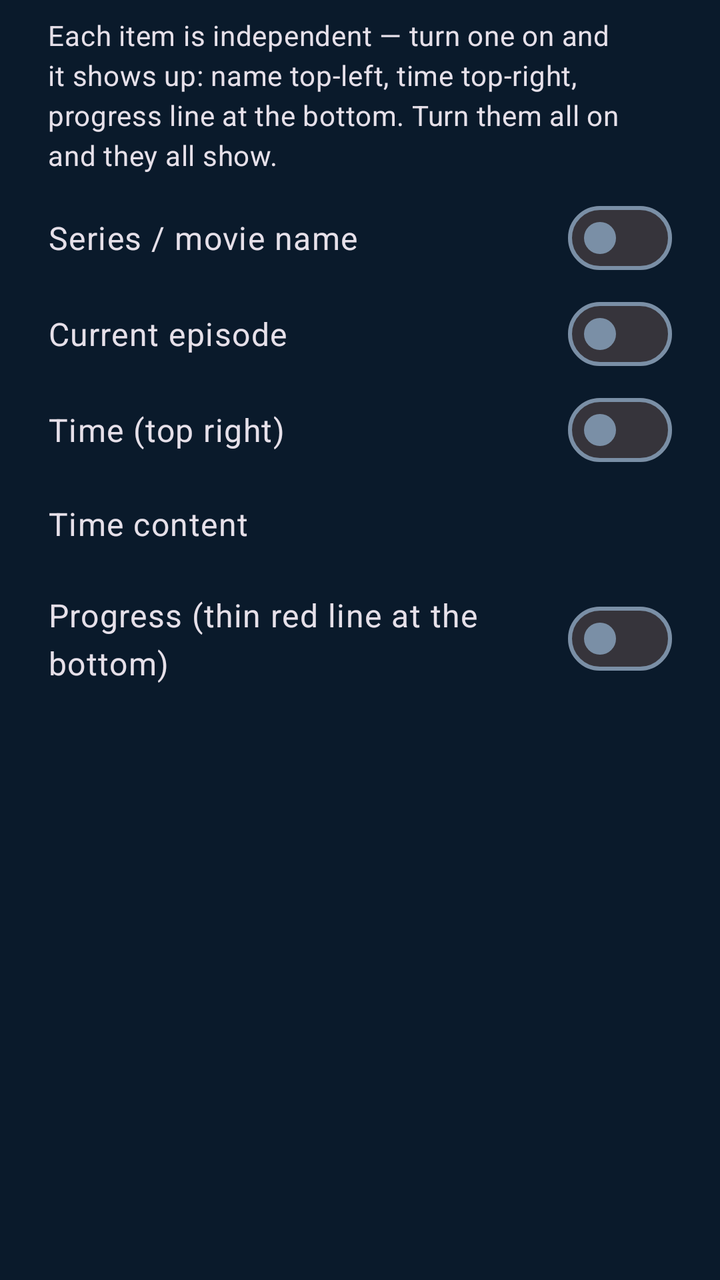
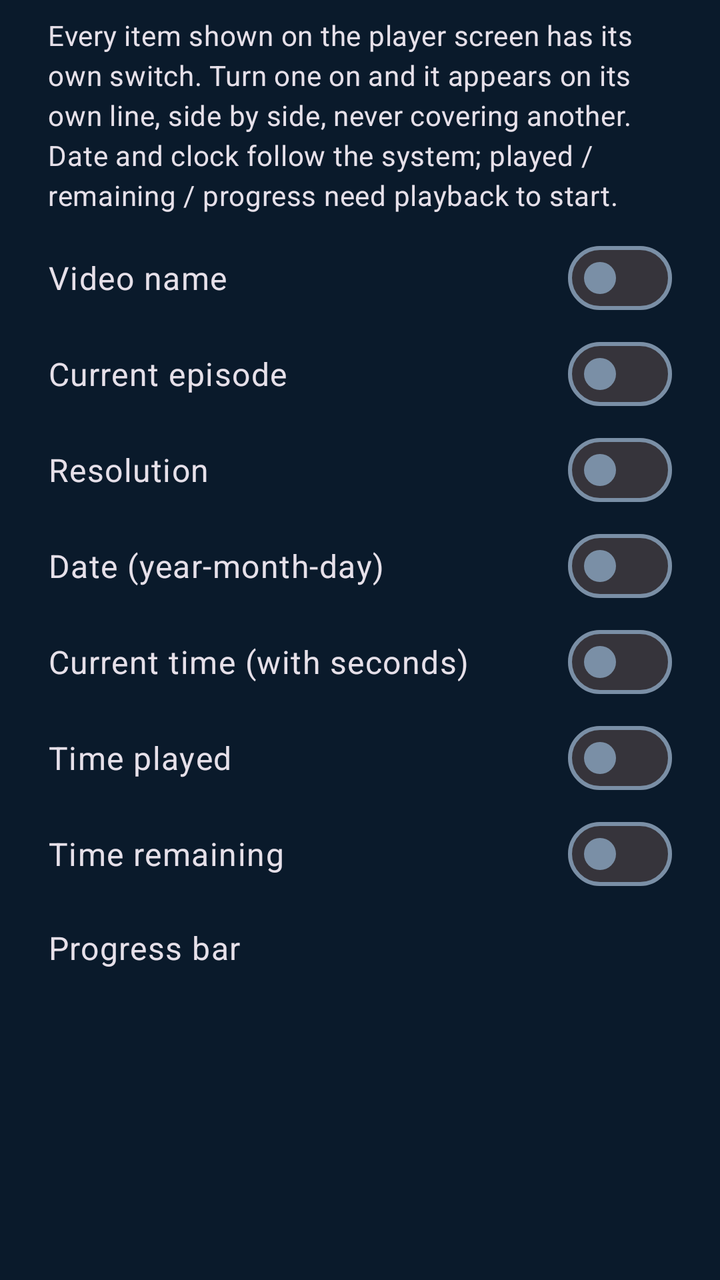

Before-and-after screenshots of an Android layout around one commit, followed by the original layout XML and the change that was made.
<!-- AndroidManifest.xml: application theme Theme.App -->
<!-- res/layout/dialog_screen_display.xml -->
<?xml version="1.0" encoding="utf-8"?>
<androidx.appcompat.widget.LinearLayoutCompat xmlns:android="http://schemas.android.com/apk/res/android"
    android:layout_width="match_parent"
    android:layout_height="wrap_content"
    android:orientation="vertical"
    android:paddingStart="24dp"
    android:paddingTop="8dp"
    android:paddingEnd="24dp"
    android:paddingBottom="8dp">

    <com.google.android.material.textview.MaterialTextView
        android:layout_width="match_parent"
        android:layout_height="wrap_content"
        android:paddingBottom="8dp"
        android:text="@string/screen_display_tip"
        android:textAppearance="?attr/textAppearanceBodyMedium" />

    <androidx.appcompat.widget.LinearLayoutCompat
        android:id="@+id/titleRow"
        android:layout_width="match_parent"
        android:layout_height="wrap_content"
        android:background="?attr/selectableItemBackground"
        android:gravity="center_vertical"
        android:orientation="horizontal">

        <com.google.android.material.textview.MaterialTextView
            android:layout_width="0dp"
            android:layout_height="wrap_content"
            android:layout_weight="1"
            android:paddingTop="12dp"
            android:paddingBottom="12dp"
            android:text="@string/screen_show_title"
            android:textAppearance="?attr/textAppearanceBodyLarge" />

        <com.google.android.material.materialswitch.MaterialSwitch
            android:id="@+id/titleSwitch"
            android:layout_width="wrap_content"
            android:layout_height="wrap_content"
            android:clickable="false" />

    </androidx.appcompat.widget.LinearLayoutCompat>

    <androidx.appcompat.widget.LinearLayoutCompat
        android:id="@+id/episodeRow"
        android:layout_width="match_parent"
        android:layout_height="wrap_content"
        android:background="?attr/selectableItemBackground"
        android:gravity="center_vertical"
        android:orientation="horizontal">

        <com.google.android.material.textview.MaterialTextView
            android:layout_width="0dp"
            android:layout_height="wrap_content"
            android:layout_weight="1"
            android:paddingTop="12dp"
            android:paddingBottom="12dp"
            android:text="@string/screen_show_episode"
            android:textAppearance="?attr/textAppearanceBodyLarge" />

        <com.google.android.material.materialswitch.MaterialSwitch
            android:id="@+id/episodeSwitch"
            android:layout_width="wrap_content"
            android:layout_height="wrap_content"
            android:clickable="false" />

    </androidx.appcompat.widget.LinearLayoutCompat>

    <androidx.appcompat.widget.LinearLayoutCompat
        android:id="@+id/clockRow"
        android:layout_width="match_parent"
        android:layout_height="wrap_content"
        android:background="?attr/selectableItemBackground"
        android:gravity="center_vertical"
        android:orientation="horizontal">

        <com.google.android.material.textview.MaterialTextView
            android:layout_width="0dp"
            android:layout_height="wrap_content"
            android:layout_weight="1"
            android:paddingTop="12dp"
            android:paddingBottom="12dp"
            android:text="@string/screen_show_clock"
            android:textAppearance="?attr/textAppearanceBodyLarge" />

        <com.google.android.material.materialswitch.MaterialSwitch
            android:id="@+id/clockSwitch"
            android:layout_width="wrap_content"
            android:layout_height="wrap_content"
            android:clickable="false" />

    </androidx.appcompat.widget.LinearLayoutCompat>

    <androidx.appcompat.widget.LinearLayoutCompat
        android:id="@+id/clockModeRow"
        android:layout_width="match_parent"
        android:layout_height="wrap_content"
        android:background="?attr/selectableItemBackground"
        android:gravity="center_vertical"
        android:orientation="horizontal">

        <com.google.android.material.textview.MaterialTextView
            android:layout_width="0dp"
            android:layout_height="wrap_content"
            android:layout_weight="1"
            android:paddingTop="12dp"
            android:paddingBottom="12dp"
            android:text="@string/screen_time_content"
            android:textAppearance="?attr/textAppearanceBodyLarge" />

        <com.google.android.material.textview.MaterialTextView
            android:id="@+id/clockText"
            android:layout_width="wrap_content"
            android:layout_height="wrap_content"
            android:textAppearance="?attr/textAppearanceBodyMedium" />

    </androidx.appcompat.widget.LinearLayoutCompat>

    <androidx.appcompat.widget.LinearLayoutCompat
        android:id="@+id/progressRow"
        android:layout_width="match_parent"
        android:layout_height="wrap_content"
        android:background="?attr/selectableItemBackground"
        android:gravity="center_vertical"
        android:orientation="horizontal">

        <com.google.android.material.textview.MaterialTextView
            android:layout_width="0dp"
            android:layout_height="wrap_content"
            android:layout_weight="1"
            android:paddingTop="12dp"
            android:paddingBottom="12dp"
            android:text="@string/screen_show_progress"
            android:textAppearance="?attr/textAppearanceBodyLarge" />

        <com.google.android.material.materialswitch.MaterialSwitch
            android:id="@+id/progressSwitch"
            android:layout_width="wrap_content"
            android:layout_height="wrap_content"
            android:clickable="false" />

    </androidx.appcompat.widget.LinearLayoutCompat>

</androidx.appcompat.widget.LinearLayoutCompat>
<!-- resources referenced by this layout -->
<resources>
  <string name="screen_display_tip">Each item is independent — turn one on and it shows up: name top-left, time top-right, progress line at the bottom. Turn them all on and they all show.</string>
  <string name="screen_show_clock">Time (top right)</string>
  <string name="screen_show_episode">Current episode</string>
  <string name="screen_show_progress">Progress (thin red line at the bottom)</string>
  <string name="screen_show_title">Series / movie name</string>
  <string name="screen_time_content">Time content</string>
  <style name="Theme.App" parent="Theme.Base" />
  <style name="Theme.Base" parent="Theme.Material3.Dark.NoActionBar">
          <item name="colorPrimary">@color/blue_primary</item>
          <item name="colorOnPrimary">@color/blue_on_primary</item>
          <item name="colorPrimaryContainer">@color/blue_primary_container</item>
          <item name="colorOnPrimaryContainer">@color/blue_on_primary_container</item>
          <item name="colorSecondary">@color/blue_secondary</item>
          <item name="colorOnSecondary">@color/blue_on_secondary</item>
          <item name="colorSecondaryContainer">@color/blue_secondary_container</item>
          <item name="colorOnSecondaryContainer">@color/blue_on_secondary_container</item>
          <item name="colorSurface">@color/blue_surface</item>
          <item name="colorOnSurface">@color/blue_on_surface</item>
          <item name="colorSurfaceVariant">@color/blue_surface_variant</item>
          <item name="colorOnSurfaceVariant">@color/blue_on_surface_variant</item>
          <item name="colorOutline">@color/blue_outline</item>
          <item name="colorError">@color/blue_error</item>
          <item name="colorOnError">@color/blue_on_error</item>
          <item name="android:colorBackground">@color/blue_bg</item>
          <item name="android:windowBackground">@color/blue_bg</item>
  
          <item name="android:windowFullscreen">true</item>
          <item name="android:windowTranslucentStatus">true</item>
          <item name="android:windowTranslucentNavigation">true</item>
          <item name="android:windowAnimationStyle">@style/NoAnim</item>
      </style>
  <color name="blue_primary">#1E88E5</color>
  <color name="blue_on_primary">#FFFFFF</color>
  <color name="blue_primary_container">#104A7A</color>
  <color name="blue_on_primary_container">#D6E6FF</color>
  <color name="blue_secondary">#64B5F6</color>
  <color name="blue_on_secondary">#003258</color>
  <color name="blue_secondary_container">#154B72</color>
  <color name="blue_on_secondary_container">#D2E6FF</color>
  <color name="blue_surface">#0E2136</color>
  <color name="blue_on_surface">#E4EEF8</color>
  <color name="blue_surface_variant">#17334F</color>
  <color name="blue_on_surface_variant">#C0CFE0</color>
  <color name="blue_outline">#7A8FA6</color>
  <color name="blue_error">#FF8A80</color>
  <color name="blue_on_error">#4E0007</color>
  <color name="blue_bg">#0A1A2B</color>
  <style name="NoAnim">
          <item name="android:activityOpenEnterAnimation">@null</item>
          <item name="android:activityOpenExitAnimation">@null</item>
          <item name="android:activityCloseEnterAnimation">@null</item>
          <item name="android:activityCloseExitAnimation">@null</item>
      </style>
</resources>

<!-- the commit's change to res/layout/dialog_screen_display.xml (unified diff, before → after) -->
@@ -1,143 +1,224 @@
 <?xml version="1.0" encoding="utf-8"?>
-<androidx.appcompat.widget.LinearLayoutCompat xmlns:android="http://schemas.android.com/apk/res/android"
+<ScrollView xmlns:android="http://schemas.android.com/apk/res/android"
     android:layout_width="match_parent"
-    android:layout_height="wrap_content"
-    android:orientation="vertical"
-    android:paddingStart="24dp"
-    android:paddingTop="8dp"
-    android:paddingEnd="24dp"
-    android:paddingBottom="8dp">
-
-    <com.google.android.material.textview.MaterialTextView
+    android:layout_height="wrap_content">
+
+    <androidx.appcompat.widget.LinearLayoutCompat
         android:layout_width="match_parent"
         android:layout_height="wrap_content"
-        android:paddingBottom="8dp"
-        android:text="@string/screen_display_tip"
-        android:textAppearance="?attr/textAppearanceBodyMedium" />
-
-    <androidx.appcompat.widget.LinearLayoutCompat
-        android:id="@+id/titleRow"
-        android:layout_width="match_parent"
-        android:layout_height="wrap_content"
-        android:background="?attr/selectableItemBackground"
-        android:gravity="center_vertical"
-        android:orientation="horizontal">
+        android:orientation="vertical"
+        android:paddingStart="24dp"
+        android:paddingTop="8dp"
+        android:paddingEnd="24dp"
+        android:paddingBottom="8dp">
 
         <com.google.android.material.textview.MaterialTextView
-            android:layout_width="0dp"
-            android:layout_height="wrap_content"
-            android:layout_weight="1"
-            android:paddingTop="12dp"
-            android:paddingBottom="12dp"
-            android:text="@string/screen_show_title"
-            android:textAppearance="?attr/textAppearanceBodyLarge" />
-
-        <com.google.android.material.materialswitch.MaterialSwitch
-            android:id="@+id/titleSwitch"
-            android:layout_width="wrap_content"
-            android:layout_height="wrap_content"
-            android:clickable="false" />
+            android:layout_width="match_parent"
+            android:layout_height="wrap_content"
+            android:paddingBottom="8dp"
+            android:text="@string/screen_display_tip"
+            android:textAppearance="?attr/textAppearanceBodyMedium" />
+
+        <androidx.appcompat.widget.LinearLayoutCompat
+            android:id="@+id/titleRow"
+            android:layout_width="match_parent"
+            android:layout_height="wrap_content"
+            android:background="?attr/selectableItemBackground"
+            android:gravity="center_vertical"
+            android:orientation="horizontal">
+
+            <com.google.android.material.textview.MaterialTextView
+                android:layout_width="0dp"
+                android:layout_height="wrap_content"
+                android:layout_weight="1"
+                android:paddingTop="12dp"
+                android:paddingBottom="12dp"
+                android:text="@string/screen_show_title"
+                android:textAppearance="?attr/textAppearanceBodyLarge" />
+
+            <com.google.android.material.materialswitch.MaterialSwitch
+                android:id="@+id/titleSwitch"
+                android:layout_width="wrap_content"
+                android:layout_height="wrap_content"
+                android:clickable="false" />
+
+        </androidx.appcompat.widget.LinearLayoutCompat>
+
+        <androidx.appcompat.widget.LinearLayoutCompat
+            android:id="@+id/episodeRow"
+            android:layout_width="match_parent"
+            android:layout_height="wrap_content"
+            android:background="?attr/selectableItemBackground"
+            android:gravity="center_vertical"
+            android:orientation="horizontal">
+
+            <com.google.android.material.textview.MaterialTextView
+                android:layout_width="0dp"
+                android:layout_height="wrap_content"
+                android:layout_weight="1"
+                android:paddingTop="12dp"
+                android:paddingBottom="12dp"
+                android:text="@string/screen_show_episode"
+                android:textAppearance="?attr/textAppearanceBodyLarge" />
+
+            <com.google.android.material.materialswitch.MaterialSwitch
+                android:id="@+id/episodeSwitch"
+                android:layout_width="wrap_content"
+                android:layout_height="wrap_content"
+                android:clickable="false" />
+
+        </androidx.appcompat.widget.LinearLayoutCompat>
+
+        <androidx.appcompat.widget.LinearLayoutCompat
+            android:id="@+id/sizeRow"
+            android:layout_width="match_parent"
+            android:layout_height="wrap_content"
+            android:background="?attr/selectableItemBackground"
+            android:gravity="center_vertical"
+            android:orientation="horizontal">
+
+            <com.google.android.material.textview.MaterialTextView
+                android:layout_width="0dp"
+                android:layout_height="wrap_content"
+                android:layout_weight="1"
+                android:paddingTop="12dp"
+                android:paddingBottom="12dp"
+                android:text="@string/screen_show_size"
+                android:textAppearance="?attr/textAppearanceBodyLarge" />
+
+            <com.google.android.material.materialswitch.MaterialSwitch
+                android:id="@+id/sizeSwitch"
+                android:layout_width="wrap_content"
+                android:layout_height="wrap_content"
+                android:clickable="false" />
+
+        </androidx.appcompat.widget.LinearLayoutCompat>
+
+        <androidx.appcompat.widget.LinearLayoutCompat
+            android:id="@+id/dateRow"
+            android:layout_width="match_parent"
+            android:layout_height="wrap_content"
+            android:background="?attr/selectableItemBackground"
+            android:gravity="center_vertical"
+            android:orientation="horizontal">
+
+            <com.google.android.material.textview.MaterialTextView
+                android:layout_width="0dp"
+                android:layout_height="wrap_content"
+                android:layout_weight="1"
+                android:paddingTop="12dp"
+                android:paddingBottom="12dp"
+                android:text="@string/screen_show_date"
+                android:textAppearance="?attr/textAppearanceBodyLarge" />
+
+            <com.google.android.material.materialswitch.MaterialSwitch
+                android:id="@+id/dateSwitch"
+                android:layout_width="wrap_content"
+                android:layout_height="wrap_content"
+                android:clickable="false" />
+
+        </androidx.appcompat.widget.LinearLayoutCompat>
+
+        <androidx.appcompat.widget.LinearLayoutCompat
+            android:id="@+id/clockRow"
+            android:layout_width="match_parent"
+            android:layout_height="wrap_content"
+            android:background="?attr/selectableItemBackground"
+            android:gravity="center_vertical"
+            android:orientation="horizontal">
+
+            <com.google.android.material.textview.MaterialTextView
+                android:layout_width="0dp"
+                android:layout_height="wrap_content"
+                android:layout_weight="1"
+                android:paddingTop="12dp"
+                android:paddingBottom="12dp"
+                android:text="@string/screen_show_clock"
+                android:textAppearance="?attr/textAppearanceBodyLarge" />
+
+            <com.google.android.material.materialswitch.MaterialSwitch
+                android:id="@+id/clockSwitch"
+                android:layout_width="wrap_content"
+                android:layout_height="wrap_content"
+                android:clickable="false" />
+
+        </androidx.appcompat.widget.LinearLayoutCompat>
+
+        <androidx.appcompat.widget.LinearLayoutCompat
+            android:id="@+id/playedRow"
+            android:layout_width="match_parent"
+            android:layout_height="wrap_content"
+            android:background="?attr/selectableItemBackground"
+            android:gravity="center_vertical"
+            android:orientation="horizontal">
+
+            <com.google.android.material.textview.MaterialTextView
+                android:layout_width="0dp"
+                android:layout_height="wrap_content"
+                android:layout_weight="1"
+                android:paddingTop="12dp"
+                android:paddingBottom="12dp"
+                android:text="@string/screen_time_played"
+                android:textAppearance="?attr/textAppearanceBodyLarge" />
+
+            <com.google.android.material.materialswitch.MaterialSwitch
+                android:id="@+id/playedSwitch"
+                android:layout_width="wrap_content"
+                android:layout_height="wrap_content"
+                android:clickable="false" />
+
+        </androidx.appcompat.widget.LinearLayoutCompat>
+
+        <androidx.appcompat.widget.LinearLayoutCompat
+            android:id="@+id/leftRow"
+            android:layout_width="match_parent"
+            android:layout_height="wrap_content"
+            android:background="?attr/selectableItemBackground"
+            android:gravity="center_vertical"
+            android:orientation="horizontal">
+
+            <com.google.android.material.textview.MaterialTextView
+                android:layout_width="0dp"
+                android:layout_height="wrap_content"
+                android:layout_weight="1"
+                android:paddingTop="12dp"
+                android:paddingBottom="12dp"
+                android:text="@string/screen_time_left"
+                android:textAppearance="?attr/textAppearanceBodyLarge" />
+
+            <com.google.android.material.materialswitch.MaterialSwitch
+                android:id="@+id/leftSwitch"
+                android:layout_width="wrap_content"
+                android:layout_height="wrap_content"
+                android:clickable="false" />
+
+        </androidx.appcompat.widget.LinearLayoutCompat>
+
+        <androidx.appcompat.widget.LinearLayoutCompat
+            android:id="@+id/progressRow"
+            android:layout_width="match_parent"
+            android:layout_height="wrap_content"
+            android:background="?attr/selectableItemBackground"
+            android:gravity="center_vertical"
+            android:orientation="horizontal">
+
+            <com.google.android.material.textview.MaterialTextView
+                android:layout_width="0dp"
+                android:layout_height="wrap_content"
+                android:layout_weight="1"
+                android:paddingTop="12dp"
+                android:paddingBottom="12dp"
+                android:text="@string/screen_progress_style"
+                android:textAppearance="?attr/textAppearanceBodyLarge" />
+
+            <com.google.android.material.textview.MaterialTextView
+                android:id="@+id/progressText"
+                android:layout_width="wrap_content"
+                android:layout_height="wrap_content"
+                android:textAppearance="?attr/textAppearanceBodyMedium" />
+
+        </androidx.appcompat.widget.LinearLayoutCompat>
 
     </androidx.appcompat.widget.LinearLayoutCompat>
 
-    <androidx.appcompat.widget.LinearLayoutCompat
-        android:id="@+id/episodeRow"
-        android:layout_width="match_parent"
-        android:layout_height="wrap_content"
-        android:background="?attr/selectableItemBackground"
-        android:gravity="center_vertical"
-        android:orientation="horizontal">
-
-        <com.google.android.material.textview.MaterialTextView
-            android:layout_width="0dp"
-            android:layout_height="wrap_content"
-            android:layout_weight="1"
-            android:paddingTop="12dp"
-            android:paddingBottom="12dp"
-            android:text="@string/screen_show_episode"
-            android:textAppearance="?attr/textAppearanceBodyLarge" />
-
-        <com.google.android.material.materialswitch.MaterialSwitch
-            android:id="@+id/episodeSwitch"
-            android:layout_width="wrap_content"
-            android:layout_height="wrap_content"
-            android:clickable="false" />
-
-    </androidx.appcompat.widget.LinearLayoutCompat>
-
-    <androidx.appcompat.widget.LinearLayoutCompat
-        android:id="@+id/clockRow"
-        android:layout_width="match_parent"
-        android:layout_height="wrap_content"
-        android:background="?attr/selectableItemBackground"
-        android:gravity="center_vertical"
-        android:orientation="horizontal">
-
-        <com.google.android.material.textview.MaterialTextView
-            android:layout_width="0dp"
-            android:layout_height="wrap_content"
-            android:layout_weight="1"
-            android:paddingTop="12dp"
-            android:paddingBottom="12dp"
-            android:text="@string/screen_show_clock"
-            android:textAppearance="?attr/textAppearanceBodyLarge" />
-
-        <com.google.android.material.materialswitch.MaterialSwitch
-            android:id="@+id/clockSwitch"
-            android:layout_width="wrap_content"
-            android:layout_height="wrap_content"
-            android:clickable="false" />
-
-    </androidx.appcompat.widget.LinearLayoutCompat>
-
-    <androidx.appcompat.widget.LinearLayoutCompat
-        android:id="@+id/clockModeRow"
-        android:layout_width="match_parent"
-        android:layout_height="wrap_content"
-        android:background="?attr/selectableItemBackground"
-        android:gravity="center_vertical"
-        android:orientation="horizontal">
-
-        <com.google.android.material.textview.MaterialTextView
-            android:layout_width="0dp"
-            android:layout_height="wrap_content"
-            android:layout_weight="1"
-            android:paddingTop="12dp"
-            android:paddingBottom="12dp"
-            android:text="@string/screen_time_content"
-            android:textAppearance="?attr/textAppearanceBodyLarge" />
-
-        <com.google.android.material.textview.MaterialTextView
-            android:id="@+id/clockText"
-            android:layout_width="wrap_content"
-            android:layout_height="wrap_content"
-            android:textAppearance="?attr/textAppearanceBodyMedium" />
-
-    </androidx.appcompat.widget.LinearLayoutCompat>
-
-    <androidx.appcompat.widget.LinearLayoutCompat
-        android:id="@+id/progressRow"
-        android:layout_width="match_parent"
-        android:layout_height="wrap_content"
-        android:background="?attr/selectableItemBackground"
-        android:gravity="center_vertical"
-        android:orientation="horizontal">
-
-        <com.google.android.material.textview.MaterialTextView
-            android:layout_width="0dp"
-            android:layout_height="wrap_content"
-            android:layout_weight="1"
-            android:paddingTop="12dp"
-            android:paddingBottom="12dp"
-            android:text="@string/screen_show_progress"
-            android:textAppearance="?attr/textAppearanceBodyLarge" />
-
-        <com.google.android.material.materialswitch.MaterialSwitch
-            android:id="@+id/progressSwitch"
-            android:layout_width="wrap_content"
-            android:layout_height="wrap_content"
-            android:clickable="false" />
-
-    </androidx.appcompat.widget.LinearLayoutCompat>
-
-</androidx.appcompat.widget.LinearLayoutCompat>
+</ScrollView>
<!-- resource entries referenced after the edit -->
@@ -1,11 +1,14 @@
 <!-- resources referenced by this layout -->
 <resources>
-  <string name="screen_display_tip">Each item is independent — turn one on and it shows up: name top-left, time top-right, progress line at the bottom. Turn them all on and they all show.</string>
-  <string name="screen_show_clock">Time (top right)</string>
+  <string name="screen_display_tip">Every item shown on the player screen has its own switch. Turn one on and it appears on its own line, side by side, never covering another. Date and clock follow the system; played / remaining / progress need playback to start.</string>
+  <string name="screen_progress_style">Progress bar</string>
+  <string name="screen_show_clock">Current time (with seconds)</string>
+  <string name="screen_show_date">Date (year-month-day)</string>
   <string name="screen_show_episode">Current episode</string>
-  <string name="screen_show_progress">Progress (thin red line at the bottom)</string>
-  <string name="screen_show_title">Series / movie name</string>
-  <string name="screen_time_content">Time content</string>
+  <string name="screen_show_size">Resolution</string>
+  <string name="screen_show_title">Video name</string>
+  <string name="screen_time_left">Time remaining</string>
+  <string name="screen_time_played">Time played</string>
   <style name="Theme.App" parent="Theme.Base" />
   <style name="Theme.Base" parent="Theme.Material3.Dark.NoActionBar">
           <item name="colorPrimary">@color/blue_primary</item>
